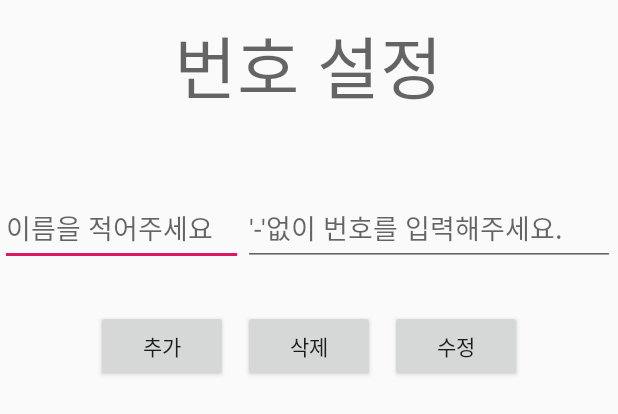
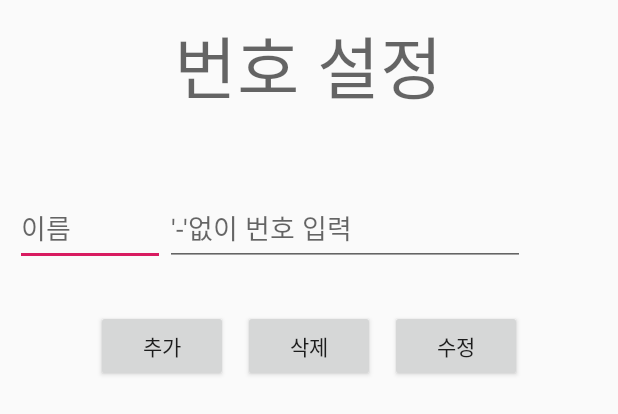
Before and after one commit to TaeHan-Ka/Android_2project, an Android app: the layout numlist.xml on its own in the app's theme, with its tools: preview values and no code run, on a phone screen of 412 x 824 dp. Shown: the top 414 px of the screen. Run offline under Robolectric (Android 15) with nearby library versions, the phone set to English and light mode, and no system bars.

Commit message:
Update numlist.xml

```diff
--- a/app/src/main/res/layout/numlist.xml
+++ b/app/src/main/res/layout/numlist.xml
@@ -24,27 +24,29 @@
         android:layout_height="129dp">
 
         <EditText
-            android:id="@+id/note"
-            android:layout_width="162dp"
+            android:id="@+id/name"
+            android:layout_width="100dp"
             android:layout_height="50dp"
+            android:layout_marginLeft="10dp"
             android:layout_marginTop="50dp"
             android:layout_marginBottom="50dp"
             android:breakStrategy="balanced"
             android:ems="10"
-            android:hint="이름을 적어주세요"
+            android:hint="이름"
             android:privateImeOptions="defaultInputmode=korean"
             tools:layout_editor_absoluteX="0dp"
-            tools:layout_editor_absoluteY="77dp" />
+            tools:layout_editor_absoluteY="70dp" />
 
         <EditText
-            android:id="@+id/note2"
-            android:layout_width="248dp"
+            android:id="@+id/phone"
+            android:layout_width="240dp"
             android:layout_height="50dp"
             android:layout_marginTop="50dp"
+            android:layout_marginRight="10dp"
             android:layout_marginBottom="50dp"
             android:breakStrategy="balanced"
             android:ems="10"
-            android:hint="'-'없이 번호를 입력해주세요."
+            android:hint="'-'없이 번호 입력"
             android:privateImeOptions="defaultInputmode=korean"
             tools:layout_editor_absoluteX="0dp"
             tools:layout_editor_absoluteY="77dp" />
```
